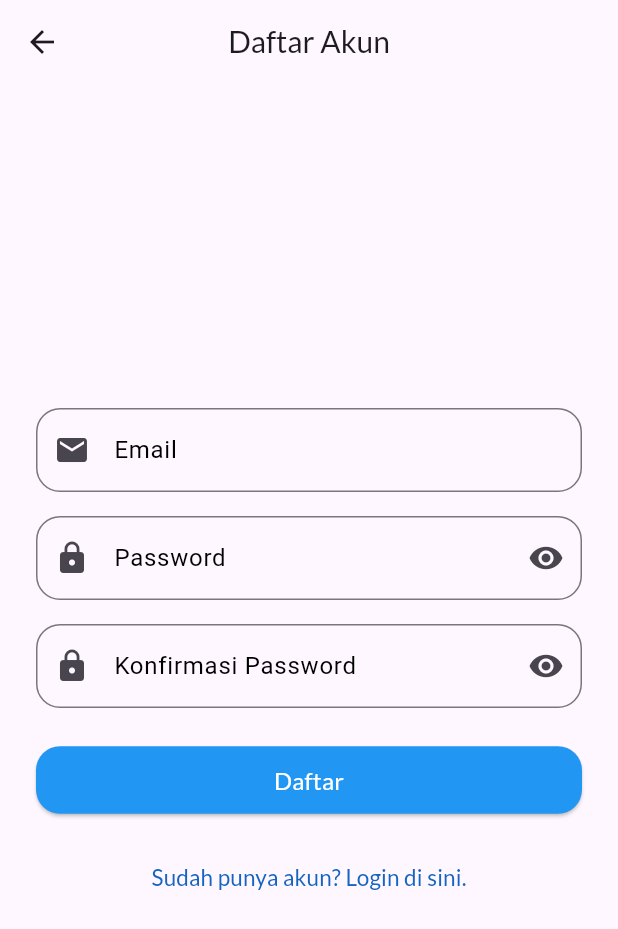
After one commit to sineam0r/uas_ezrent, a Flutter app: the screen it shows after launch, after a tap on "Belum punya akun? Daftar di sini.", on a phone screen of 412 x 824 dp. The commit adds this screen. Shown: the top 929 px of the screen. Run offline on Flutter 3.47's test engine with Material 3 defaults, Android fonts, the phone set to English and light mode, and no system bars; our stand-ins replace firebase_auth, firebase_core, google_fonts; accounts and stored records are empty; generated files the repository leaves out were written again; network calls fail.

Commit message:
Firebase Auth

```diff
--- a/lib/main.dart
+++ b/lib/main.dart
@@ -1,5 +1,6 @@
 import 'package:flutter/material.dart';
 import 'package:firebase_core/firebase_core.dart';
+import 'package:uas_ezrent/screens/auth/login_screen.dart';
 import 'package:uas_ezrent/screens/home_screen.dart';
 import 'firebase_options.dart';
 
@@ -23,7 +24,7 @@ class MyApp extends StatelessWidget {
         colorScheme: ColorScheme.fromSeed(seedColor: Colors.deepPurple),
         useMaterial3: true,
       ),
-      home: const HomeScreen(),
+      home: const LoginScreen(),
     );
   }
 }
--- /dev/null
+++ b/lib/screens/auth/login_screen.dart
@@ -0,0 +1,156 @@
+import 'package:flutter/material.dart';
+import 'package:firebase_auth/firebase_auth.dart';
+import 'package:google_fonts/google_fonts.dart';
+import 'package:uas_ezrent/screens/auth/register_screen.dart';
+import 'package:uas_ezrent/screens/home_screen.dart';
+
+class LoginScreen extends StatefulWidget {
+  const LoginScreen({super.key});
+
+  @override
+  State<LoginScreen> createState() => _LoginScreenState();
+}
+
+class _LoginScreenState extends State<LoginScreen> {
+  final TextEditingController _emailController = TextEditingController();
+  final TextEditingController _passwordController = TextEditingController();
+  final FirebaseAuth _auth = FirebaseAuth.instance;
+
+  bool _isLoading = false;
+  bool _showPassword = false;
+
+  Future<void> _login() async {
+    try {
+      setState(() => _isLoading = true);
+      final userCredential = await _auth.signInWithEmailAndPassword(
+        email: _emailController.text.trim(),
+        password: _passwordController.text.trim(),
+      );
+      Navigator.pushReplacement(
+        context,
+        MaterialPageRoute(builder: (context) => const HomeScreen()),
+      );
+    } on FirebaseAuthException catch (e) {
+      String message = 'Login gagal. Silakan coba lagi.';
+      if (e.code == 'user-not-found') {
+        message = 'Pengguna tidak ditemukan.';
+      } else if (e.code == 'wrong-password') {
+        message = 'Kata sandi salah.';
+      }
+      ScaffoldMessenger.of(context).showSnackBar(
+        SnackBar(content: Text(message)),
+      );
+    } finally {
+      setState(() => _isLoading = false);
+    }
+  }
+
+  @override
+  Widget build(BuildContext context) {
+    return Scaffold(
+      body: Center(
+        child: Padding(
+          padding: const EdgeInsets.all(24.0),
+          child: Card(
+            elevation: 8,
+            shape: RoundedRectangleBorder(borderRadius: BorderRadius.circular(16)),
+            child: Padding(
+              padding: const EdgeInsets.all(24.0),
+              child: Column(
+                mainAxisSize: MainAxisSize.min,
+                crossAxisAlignment: CrossAxisAlignment.stretch,
+                children: [
+                  Text(
+                    'EZRent',
+                    style: GoogleFonts.lato(
+                      fontSize: 28,
+                      fontWeight: FontWeight.bold,
+                    ),
+                  ),
+                  const SizedBox(height: 16),
+                  TextField(
+                    controller: _emailController,
+                    decoration: InputDecoration(
+                      labelText: 'Email',
+                      labelStyle: GoogleFonts.lato(color: Colors.black),
+                      prefixIcon: const Icon(Icons.email),
+                      border: OutlineInputBorder(borderRadius: BorderRadius.circular(16)),
+                      focusedBorder: OutlineInputBorder(
+                        borderRadius: BorderRadius.circular(16),
+                        borderSide: const BorderSide(color: Colors.blue),
+                      ),
+                    ),
+                    keyboardType: TextInputType.emailAddress,
+                  ),
+                  const SizedBox(height: 16),
+                  TextField(
+                    controller: _passwordController,
+                    decoration: InputDecoration(
+                      labelText: 'Password',
+                      labelStyle: GoogleFonts.lato(color: Colors.black),
+                      prefixIcon: const Icon(Icons.lock),
+                      border: OutlineInputBorder(borderRadius: BorderRadius.circular(16)),
+                      focusedBorder: OutlineInputBorder(
+                        borderRadius: BorderRadius.circular(16),
+                        borderSide: const BorderSide(color: Colors.blue),
+                      ),
+                      suffixIcon: IconButton(
+                        icon: _showPassword
+                            ? const Icon(Icons.visibility_off)
+                            : const Icon(Icons.visibility),
+                        onPressed: () {
+                          setState(() {
+                            _showPassword = !_showPassword;
+                          });
+                        },
+                      ),
+                    ),
+                    obscureText: !_showPassword,
+                  ),
+                  const SizedBox(height: 24),
+                  _isLoading
+                      ? const Center(
+                          child: CircularProgressIndicator(
+                            valueColor: AlwaysStoppedAnimation(Colors.blue),
+                            semanticsLabel: 'Loading ...',
+                            semanticsValue: 'Loading ...',
+                            strokeWidth: 2,
+                          ),
+                        )
+                      : ElevatedButton(
+                          onPressed: _login,
+                          style: ElevatedButton.styleFrom(
+                            minimumSize: const Size(double.infinity, 48),
+                            backgroundColor: Colors.blue,
+                            shape: RoundedRectangleBorder(borderRadius: BorderRadius.circular(16)),
+                          ),
+                          child: Text(
+                            'Login',
+                            style: GoogleFonts.lato(color: Colors.white),
+                          ),
+                        ),
+                  const SizedBox(height: 16),
+                  TextButton(
+                    onPressed: () {
+                      Navigator.push(
+                        context,
+                        MaterialPageRoute(builder: (context) => const RegisterScreen()),
+                      );
+                    },
+                    child: Text(
+                      'Belum punya akun? Daftar di sini.',
+                      style: GoogleFonts.lato(
+                        color: Colors.blue[800],
+                        fontSize: 15,
+                      ),
+                    ),
+                  ),
+                ],
+              ),
+            ),
+          ),
+        ),
+      ),
+    );
+  }
+}
--- /dev/null
+++ b/lib/screens/auth/register_screen.dart
@@ -0,0 +1,189 @@
+import 'package:flutter/material.dart';
+import 'package:firebase_auth/firebase_auth.dart';
+import 'package:google_fonts/google_fonts.dart';
+import 'login_screen.dart';
+
+class RegisterScreen extends StatefulWidget {
+  const RegisterScreen({super.key});
+
+  @override
+  State<RegisterScreen> createState() => _RegisterScreenState();
+}
+
+class _RegisterScreenState extends State<RegisterScreen> {
+  final TextEditingController _emailController = TextEditingController();
+  final TextEditingController _passwordController = TextEditingController();
+  final TextEditingController _confirmPasswordController = TextEditingController();
+  final FirebaseAuth _auth = FirebaseAuth.instance;
+
+  bool _isLoading = false;
+  bool _obscureTextPassword = true;
+  bool _obscureTextConfirmPassword = true;
+
+  Future<void> _register() async {
+    if (_passwordController.text != _confirmPasswordController.text) {
+      ScaffoldMessenger.of(context).showSnackBar(
+        SnackBar(content: Text('Kata sandi tidak cocok', style: GoogleFonts.lato())),
+      );
+      return;
+    }
+
+    setState(() {
+      _isLoading = true;
+    });
+
+    try {
+      await _auth.createUserWithEmailAndPassword(
+        email: _emailController.text.trim(),
+        password: _passwordController.text.trim(),
+      );
+
+      ScaffoldMessenger.of(context).showSnackBar(
+        SnackBar(content: Text('Pendaftaran berhasil! Silakan login.', style: GoogleFonts.lato())),
+      );
+
+      Navigator.pushReplacement(
+        context,
+        MaterialPageRoute(builder: (context) => const LoginScreen()),
+      );
+    } on FirebaseAuthException catch (e) {
+      String message = 'Pendaftaran gagal. Silakan coba lagi.';
+      if (e.code == 'email-already-in-use') {
+        message = 'Email sudah digunakan.';
+      } else if (e.code == 'weak-password') {
+        message = 'Kata sandi terlalu lemah.';
+      }
+
+      ScaffoldMessenger.of(context).showSnackBar(
+        SnackBar(content: Text(message, style: GoogleFonts.lato())),
+      );
+    } finally {
+      setState(() {
+        _isLoading = false;
+      });
+    }
+  }
+
+  @override
+  Widget build(BuildContext context) {
+    return Scaffold(
+      appBar: AppBar(
+        title: Text('Daftar Akun', style: GoogleFonts.lato(fontSize: 20)),
+        centerTitle: true,
+      ),
+      body: Padding(
+        padding: const EdgeInsets.all(24.0),
+        child: Column(
+          mainAxisAlignment: MainAxisAlignment.center,
+          children: [
+            TextField(
+              controller: _emailController,
+              decoration: InputDecoration(
+                labelStyle: const TextStyle(color: Colors.black),
+                prefixIcon: const Icon(Icons.email),
+                labelText: 'Email',
+                border: OutlineInputBorder(
+                  borderRadius: BorderRadius.circular(16),
+                ),
+                focusedBorder: OutlineInputBorder(
+                  borderRadius: BorderRadius.circular(16),
+                  borderSide: const BorderSide(color: Colors.blue),
+                ),
+              ),
+              keyboardType: TextInputType.emailAddress,
+            ),
+            const SizedBox(height: 16),
+            TextField(
+              controller: _passwordController,
+              obscureText: _obscureTextPassword,
+              decoration: InputDecoration(
+                labelText: 'Password',
+                labelStyle: const TextStyle(color: Colors.black),
+                prefixIcon: const Icon(Icons.lock),
+                border: OutlineInputBorder(
+                  borderRadius: BorderRadius.circular(16),
+                ),
+                focusedBorder: OutlineInputBorder(
+                  borderRadius: BorderRadius.circular(16),
+                  borderSide: const BorderSide(color: Colors.blue),
+                ),
+                suffixIcon: IconButton(
+                  icon: Icon(
+                    _obscureTextPassword ? Icons.visibility : Icons.visibility_off,
+                  ),
+                  onPressed: () {
+                    setState(() {
+                      _obscureTextPassword = !_obscureTextPassword;
+                    });
+                  },
+                ),
+              ),
+            ),
+            const SizedBox(height: 16),
+            TextField(
+              controller: _confirmPasswordController,
+              obscureText: _obscureTextConfirmPassword,
+              decoration: InputDecoration(
+                labelText: 'Konfirmasi Password',
+                labelStyle: const TextStyle(color: Colors.black),
+                prefixIcon: const Icon(Icons.lock),
+                border: OutlineInputBorder(
+                  borderRadius: BorderRadius.circular(16),
+                ),
+                focusedBorder: OutlineInputBorder(
+                  borderRadius: BorderRadius.circular(16),
+                  borderSide: const BorderSide(color: Colors.blue),
+                ),
+                suffixIcon: IconButton(
+                  icon: Icon(
+                    _obscureTextConfirmPassword ? Icons.visibility : Icons.visibility_off,
+                  ),
+                  onPressed: () {
+                    setState(() {
+                      _obscureTextConfirmPassword = !_obscureTextConfirmPassword;
+                    });
+                  },
+                ),
+              ),
+            ),
+            const SizedBox(height: 24),
+            _isLoading
+                ? const CircularProgressIndicator()
+                : ElevatedButton(
+                    onPressed: _register,
+                    style: ElevatedButton.styleFrom(
+                      backgroundColor: Colors.blue,
+                      minimumSize: const Size(double.infinity, 45),
+                      shape: RoundedRectangleBorder(
+                        borderRadius: BorderRadius.circular(16),
+                      ),
+                    ),
+                    child: Text('Daftar',
+                      style: GoogleFonts.lato(
+                        fontSize: 16,
+                        color: Colors.white,
+                      ),
+                    ),
+                  ),
+            const SizedBox(height: 16),
+            TextButton(
+              onPressed: () {
+                Navigator.pushReplacement(
+                  context,
+                  MaterialPageRoute(builder: (context) => const LoginScreen()),
+                );
+              },
+              child: Text(
+                'Sudah punya akun? Login di sini.',
+                style: GoogleFonts.lato(
+                  fontSize: 15,
+                  color: Colors.blue[800],
+                ),
+              ),
+            ),
+          ],
+        ),
+      ),
+    );
+  }
+}
--- a/lib/screens/home_screen.dart
+++ b/lib/screens/home_screen.dart
@@ -1,5 +1,6 @@
 import 'package:flutter/material.dart';
 import 'package:uas_ezrent/models/vehicle.dart';
+import 'package:uas_ezrent/screens/auth/login_screen.dart';
 import 'package:uas_ezrent/screens/vehicle_detail_Screen.dart';
 import 'package:uas_ezrent/widgets/home/category_filter.dart';
 import 'package:uas_ezrent/widgets/home/promo_card.dart';
@@ -85,6 +86,17 @@ class _HomeScreenState extends State<HomeScreen> {
               title: const Text('Promo'),
               onTap: () {
                 Navigator.pop(context);
+              },
+            ),
+            const Divider(),
+            ListTile(
+              leading: const Icon(Icons.logout),
+              title: const Text('Logout'),
+              onTap: () {
+                Navigator.pushReplacement(
+                  context,
+                  MaterialPageRoute(builder: (context) => const LoginScreen()),
+                );
               },
             ),
           ],
--- a/pubspec.yaml
+++ b/pubspec.yaml
@@ -31,7 +31,9 @@ dependencies:
   flutter:
     sdk: flutter
   firebase_core: ^3.8.0
+  firebase_auth: ^5.3.3
   intl: ^0.19.0
+  google_fonts: ^6.2.1
 
 
   # The following adds the Cupertino Icons font to your application.
```
Also changed, not shown: flutter_01.png (added), pubspec.lock, 6 other files.
